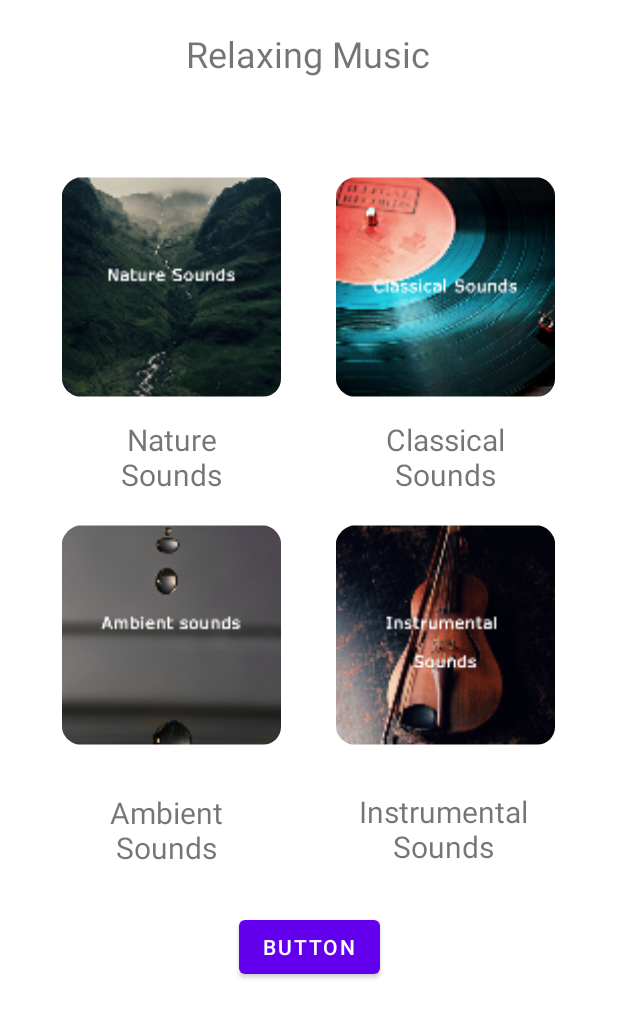
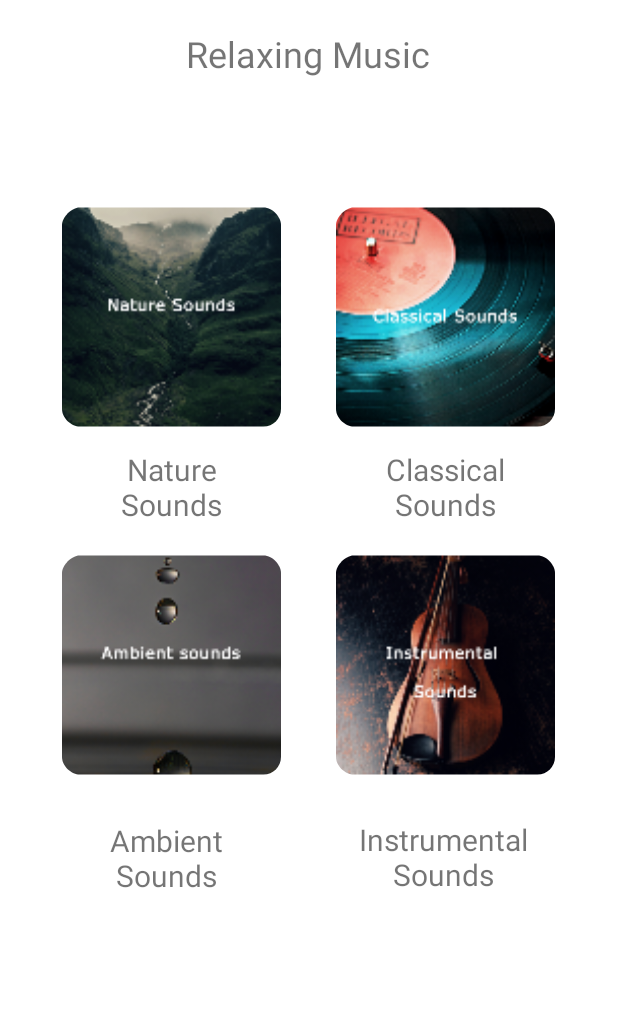
Before and after one commit to wc4you/WeCareForYou_1, an Android app: the MusicActivity screen opened directly, with no data from a screen before it, on a phone screen of 412 x 824 dp. Shown: the top 1018 px of the screen. Run offline under Robolectric (Android 15) with nearby library versions, the phone set to English and light mode, and no system bars; 1 statement that could not run was skipped.

Commit message:
commit 7

```diff
--- a/app/src/main/res/layout/activity_music.xml
+++ b/app/src/main/res/layout/activity_music.xml
@@ -32,6 +32,7 @@
             android:layout_width="146dp"
             android:layout_height="156dp"
             android:layout_marginLeft="35dp"
+            android:layout_marginTop="20dp"
             app:layout_constraintStart_toStartOf="parent"
             app:layout_constraintTop_toTopOf="parent"
             app:srcCompat="@mipmap/ic_launcher_natureimage" />
@@ -40,8 +41,10 @@
             android:id="@+id/classicalimg"
             android:layout_width="146dp"
             android:layout_height="156dp"
+            android:layout_marginTop="20dp"
             app:layout_constraintEnd_toEndOf="parent"
             app:layout_constraintStart_toEndOf="@+id/natureimg"
+            app:layout_constraintTop_toTopOf="parent"
             app:srcCompat="@mipmap/ic_launcher_classicalimage"
             tools:ignore="MissingConstraints" />
 
@@ -118,17 +121,6 @@
             app:layout_constraintTop_toBottomOf="@+id/instrumentalimg"
             app:layout_constraintVertical_bias="0.078" />
 
-        <Button
-            android:id="@+id/button"
-            android:layout_width="wrap_content"
-            android:layout_height="wrap_content"
-            android:text="Button"
-            app:layout_constraintBottom_toBottomOf="parent"
-            app:layout_constraintEnd_toEndOf="parent"
-            app:layout_constraintStart_toStartOf="parent"
-            app:layout_constraintTop_toTopOf="parent"
-            app:layout_constraintVertical_bias="0.815" />
-
     </androidx.constraintlayout.widget.ConstraintLayout>
 
 </androidx.constraintlayout.widget.ConstraintLayout>
```
